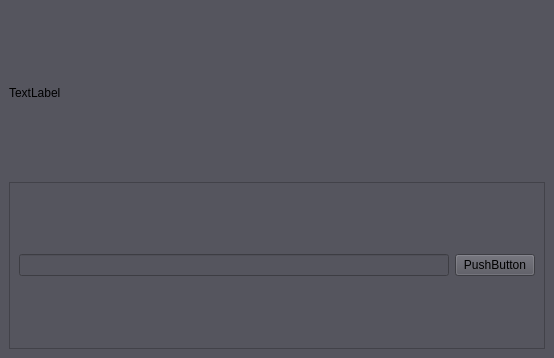
Qt form qtInterface.ui (MrPapricot/Maps) before a commit.
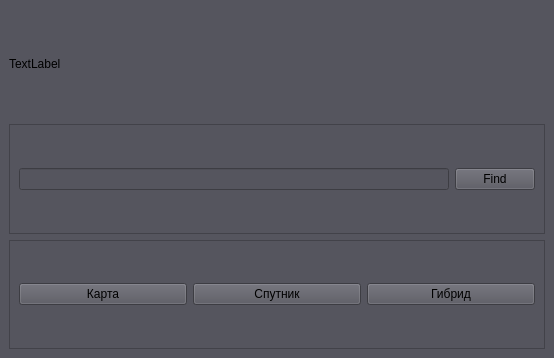
The same form after that commit.

Commit message: pygame => pyqt

Patch:
```diff
--- a/qtInterface.ui
+++ b/qtInterface.ui
@@ -40,7 +40,40 @@
        <item>
         <widget class="QPushButton" name="pushButton">
          <property name="text">
-          <string>PushButton</string>
+          <string>Find</string>
+         </property>
+        </widget>
+       </item>
+      </layout>
+     </widget>
+    </item>
+    <item>
+     <widget class="QFrame" name="frame_2">
+      <property name="frameShape">
+       <enum>QFrame::StyledPanel</enum>
+      </property>
+      <property name="frameShadow">
+       <enum>QFrame::Raised</enum>
+      </property>
+      <layout class="QHBoxLayout" name="horizontalLayout_2">
+       <item>
+        <widget class="QPushButton" name="pushButton_2">
+         <property name="text">
+          <string>Карта</string>
+         </property>
+        </widget>
+       </item>
+       <item>
+        <widget class="QPushButton" name="pushButton_3">
+         <property name="text">
+          <string>Спутник</string>
+         </property>
+        </widget>
+       </item>
+       <item>
+        <widget class="QPushButton" name="pushButton_4">
+         <property name="text">
+          <string>Гибрид</string>
          </property>
         </widget>
        </item>
```
The commit also changes 1 other file.
